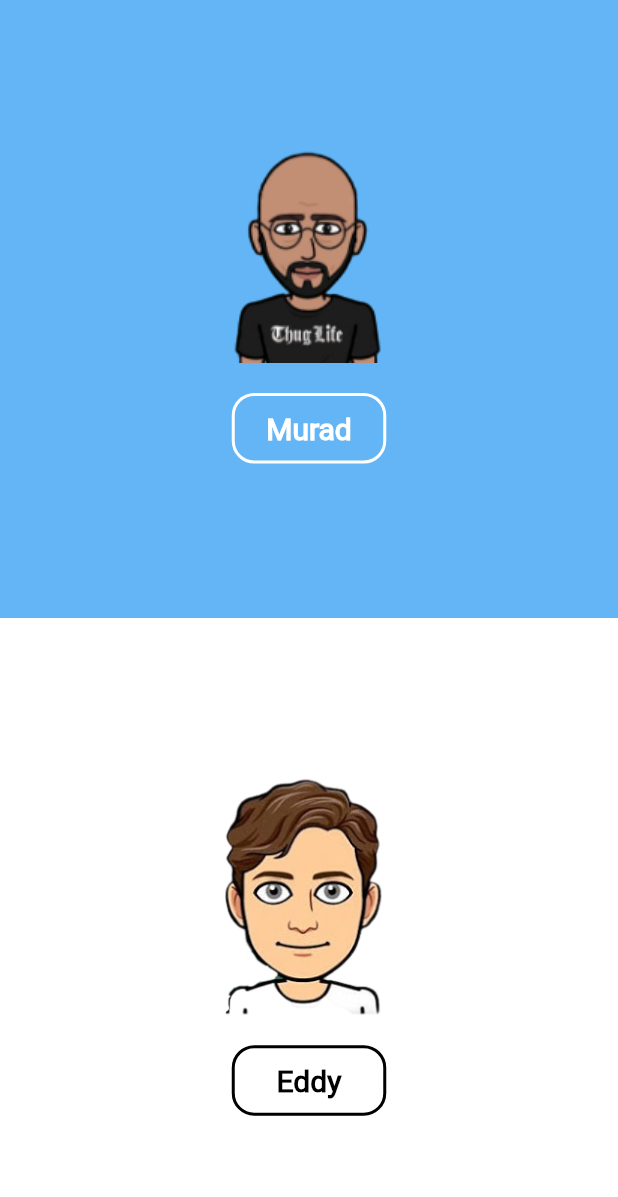
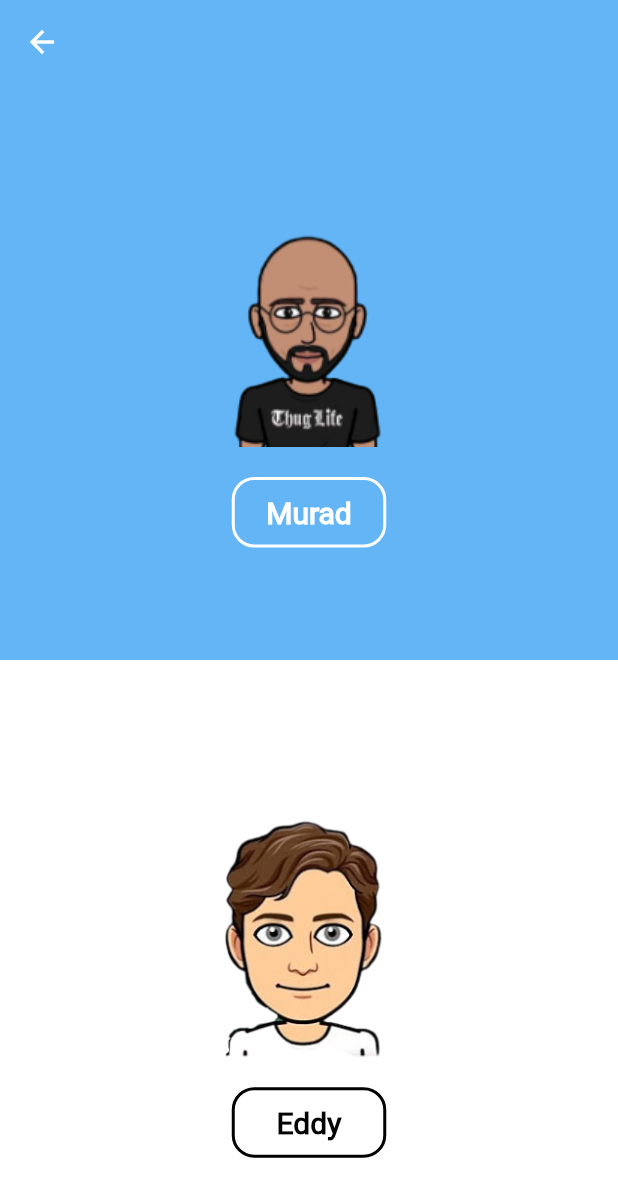
Before and after one commit to AdhamSaheb/barber_app, a Flutter app: the HomeAdmin screen opened by its route, after a tap on "CUSTOM RESERVATION", on a phone screen of 412 x 824 dp. Shown: the top 1197 px of the screen. Run offline on Flutter 3.47's test engine with Material 2 defaults, Android fonts, the light colour scheme and no system bars; our stand-ins replace after_layout, cloud_firestore, connectivity, firebase_auth, flutter_slidable, flutter_spinkit and 3 more; missing offline and left inert: dart:ffi, flutter_picker, flutter_sms; accounts and stored records are empty; network calls fail.

Commit message:
2 different barber closed switch, barbers access reservation page no matter the condition, back button at choice page

```diff
--- a/lib/Pages/Choice.dart
+++ b/lib/Pages/Choice.dart
@@ -1,10 +1,16 @@
 import 'package:flutter/material.dart';
+import 'package:sample_app/Pages/Booking.dart';
+import 'package:sample_app/SecondChairPages/Booking2.dart';
 
 class Choice extends StatelessWidget {
   @override
   Widget build(BuildContext context) {
     return SafeArea(
       child: Scaffold(
+          appBar: AppBar(
+            backgroundColor: Colors.blue[300],
+            elevation: 0,
+          ),
           body: Column(
             children: <Widget>[
               Expanded(
@@ -27,7 +33,8 @@ class Choice extends StatelessWidget {
                                 width: 2,
                                 color: Colors.white,
                               ),
-                          borderRadius: BorderRadius.all(Radius.circular(15))),
+                              borderRadius:
+                                  BorderRadius.all(Radius.circular(15))),
                           child: Text(
                             'Murad',
                             textAlign: TextAlign.center,
@@ -41,7 +48,13 @@ class Choice extends StatelessWidget {
                     ),
                     color: Colors.blue[300],
                   ),
-              onTap: () => Navigator.pushReplacementNamed(context, '/booking'),
+                  onTap: () => Navigator.pushReplacement(
+                    context,
+                    MaterialPageRoute(
+                        builder: (context) => Booking(
+                              isBarber: true,
+                            )),
+                  ),
                 ),
               ),
               Expanded(
@@ -66,7 +79,8 @@ class Choice extends StatelessWidget {
                                 width: 2,
                                 color: Colors.black,
                               ),
-                          borderRadius: BorderRadius.all(Radius.circular(15))),
+                              borderRadius:
+                                  BorderRadius.all(Radius.circular(15))),
                           child: Text(
                             'Eddy',
                             textAlign: TextAlign.center,
@@ -80,7 +94,13 @@ class Choice extends StatelessWidget {
                     ),
                     color: Colors.white,
                   ),
-              onTap: () => Navigator.pushReplacementNamed(context, '/booking2'),
+                  onTap: () => Navigator.pushReplacement(
+                    context,
+                    MaterialPageRoute(
+                        builder: (context) => Booking2(
+                              isBarber: true,
+                            )),
+                  ),
                 ),
               )
             ],
--- a/lib/Pages/HomeAdmin.dart
+++ b/lib/Pages/HomeAdmin.dart
@@ -114,21 +114,45 @@ class HomeAdmin extends StatelessWidget {
                       showPickerNumber(context);
                     },
                   ),
+                  //Button for murad closed toggle
                   ListTile(
                     leading: Icon(Icons.cancel),
                     title: Row(
                       children: [
                         Text(
-                          'Closed',
+                          'Murad-Closed',
                           style: TextStyle(
                               color: Colors.black,
                               fontFamily: 'Anton',
-                              fontSize: 20),
+                              fontSize: 15),
                         ),
                         SizedBox(
                           width: 50,
                         ),
-                        ClosedToggler(),
+                        ClosedToggler(
+                          barber: 'Murad',
+                        ),
+                      ],
+                    ),
+                  ),
+                  //button for eddy closed toggle
+                  ListTile(
+                    leading: Icon(Icons.cancel),
+                    title: Row(
+                      children: [
+                        Text(
+                          'Eddy - Closed',
+                          style: TextStyle(
+                              color: Colors.black,
+                              fontFamily: 'Anton',
+                              fontSize: 15),
+                        ),
+                        SizedBox(
+                          width: 50,
+                        ),
+                        ClosedToggler(
+                          barber: 'Eddy',
+                        ),
                       ],
                     ),
                   ),
```
Also changed, not shown: lib/Components/toggle.dart (+23 -5 lines), lib/Pages/Booking.dart (+20 -5 lines), lib/Pages/home-alternate.dart (+16 -2 lines), lib/SecondChairPages/Booking2.dart (+17 -3 lines), 7 other files. Lines whose indentation alone changed are shown as unchanged.
